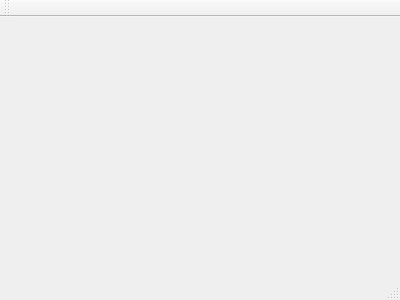
Old version of the form src/client/mainwindow.ui in the repository jinmel/PostechMarble.
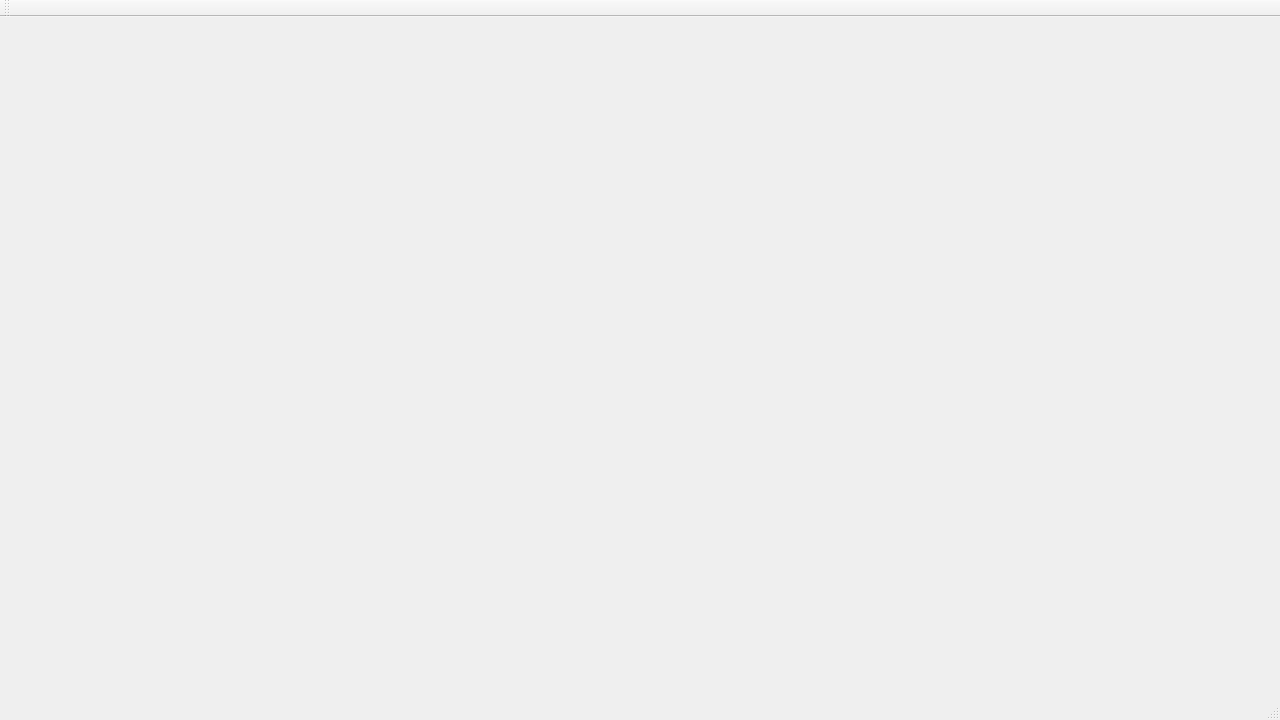
New version of the form.

```diff
--- a/src/client/mainwindow.ui
+++ b/src/client/mainwindow.ui
@@ -1,24 +1,50 @@
 <ui version="4.0">
  <class>MainWindow</class>
- <widget class="QMainWindow" name="MainWindow" >
-  <property name="geometry" >
+ <widget class="QMainWindow" name="MainWindow">
+  <property name="geometry">
    <rect>
     <x>0</x>
     <y>0</y>
-    <width>400</width>
-    <height>300</height>
+    <width>1280</width>
+    <height>720</height>
    </rect>
   </property>
-  <property name="windowTitle" >
+  <property name="sizePolicy">
+   <sizepolicy hsizetype="Fixed" vsizetype="Fixed">
+    <horstretch>0</horstretch>
+    <verstretch>0</verstretch>
+   </sizepolicy>
+  </property>
+  <property name="font">
+   <font>
+    <family>나눔고딕</family>
+   </font>
+  </property>
+  <property name="windowTitle">
    <string>MainWindow</string>
   </property>
-  <widget class="QMenuBar" name="menuBar" />
-  <widget class="QToolBar" name="mainToolBar" />
-  <widget class="QWidget" name="centralWidget" />
-  <widget class="QStatusBar" name="statusBar" />
+  <widget class="QWidget" name="centralWidget"/>
+  <widget class="QMenuBar" name="menuBar">
+   <property name="geometry">
+    <rect>
+     <x>0</x>
+     <y>0</y>
+     <width>1280</width>
+     <height>20</height>
+    </rect>
+   </property>
+  </widget>
+  <widget class="QToolBar" name="mainToolBar">
+   <attribute name="toolBarArea">
+    <enum>TopToolBarArea</enum>
+   </attribute>
+   <attribute name="toolBarBreak">
+    <bool>false</bool>
+   </attribute>
+  </widget>
+  <widget class="QStatusBar" name="statusBar"/>
  </widget>
- <layoutDefault spacing="6" margin="11" />
- <pixmapfunction></pixmapfunction>
+ <layoutdefault spacing="6" margin="11"/>
  <resources/>
  <connections/>
 </ui>
```
Left out of the diff: 1 changed line with no effect on the pictures.
